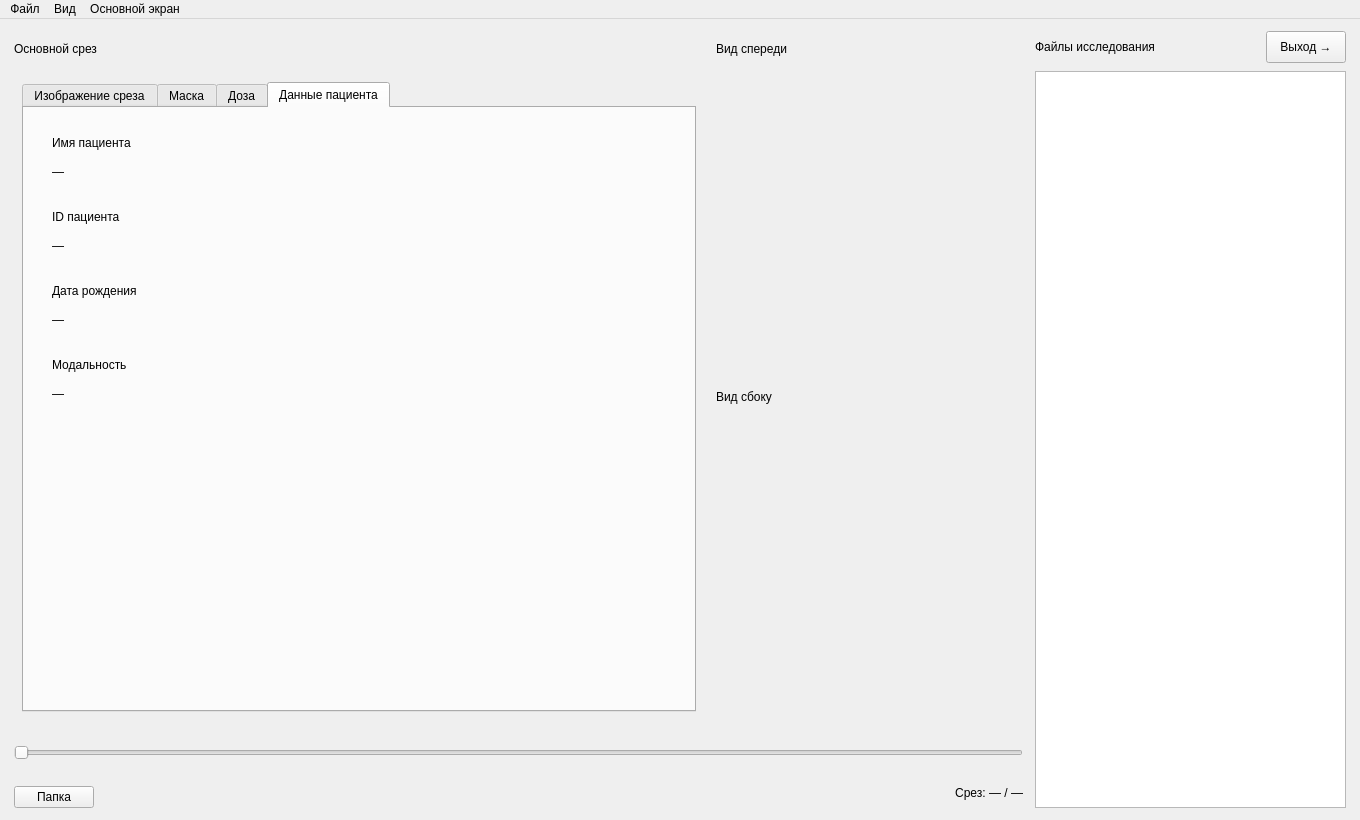
Qt form ui/main.ui (alfestary-tech/medProject) before a commit.
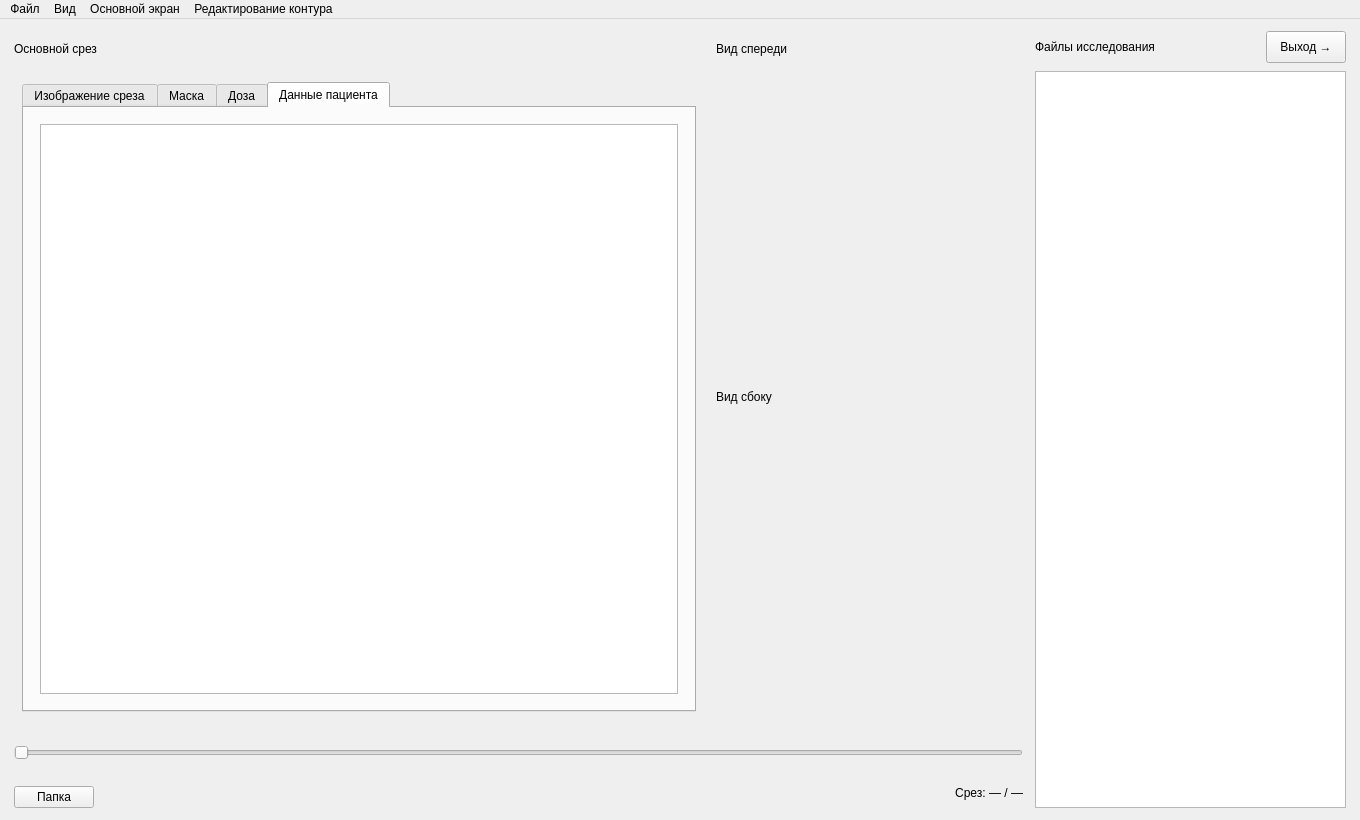
The same form after that commit. The open tabs and pages were chosen to show the change.

```diff
--- a/ui/main.ui
+++ b/ui/main.ui
@@ -194,177 +194,34 @@
             <string>Данные пациента</string>
            </attribute>
            <layout class="QVBoxLayout" name="metadataLayout">
-            <property name="spacing">
-             <number>20</number>
-            </property>
             <property name="leftMargin">
-             <number>28</number>
+             <number>16</number>
             </property>
             <property name="topMargin">
-             <number>28</number>
+             <number>16</number>
             </property>
             <property name="rightMargin">
-             <number>28</number>
+             <number>16</number>
             </property>
             <property name="bottomMargin">
-             <number>28</number>
+             <number>16</number>
             </property>
             <item>
-             <layout class="QVBoxLayout" name="patientNameLayout">
-              <property name="spacing">
-               <number>4</number>
+             <widget class="QTreeWidget" name="studyTree">
+              <property name="headerHidden">
+               <bool>true</bool>
               </property>
-              <item>
-               <widget class="QLabel" name="patientName_text">
-                <property name="text">
-                 <string>Имя пациента</string>
-                </property>
-               </widget>
-              </item>
-              <item>
-               <widget class="QLabel" name="patientName">
-                <property name="minimumSize">
-                 <size>
-                  <width>0</width>
-                  <height>36</height>
-                 </size>
-                </property>
-                <property name="text">
-                 <string>—</string>
-                </property>
-                <property name="alignment">
-                 <set>Qt::AlignmentFlag::AlignVCenter</set>
-                </property>
-                <property name="wordWrap">
-                 <bool>true</bool>
-                </property>
-                <property name="textInteractionFlags">
-                 <set>Qt::TextInteractionFlag::TextSelectableByMouse</set>
-                </property>
-               </widget>
-              </item>
-             </layout>
-            </item>
-            <item>
-             <layout class="QVBoxLayout" name="patientIDLayout">
-              <property name="spacing">
-               <number>4</number>
-              </property>
-              <item>
-               <widget class="QLabel" name="patientID_text">
-                <property name="text">
-                 <string>ID пациента</string>
-                </property>
-               </widget>
-              </item>
-              <item>
-               <widget class="QLabel" name="patientID">
-                <property name="minimumSize">
-                 <size>
-                  <width>0</width>
-                  <height>36</height>
-                 </size>
-                </property>
-                <property name="text">
-                 <string>—</string>
-                </property>
-                <property name="alignment">
-                 <set>Qt::AlignmentFlag::AlignVCenter</set>
-                </property>
-                <property name="wordWrap">
-                 <bool>true</bool>
-                </property>
-                <property name="textInteractionFlags">
-                 <set>Qt::TextInteractionFlag::TextSelectableByMouse</set>
-                </property>
-               </widget>
-              </item>
-             </layout>
-            </item>
-            <item>
-             <layout class="QVBoxLayout" name="patientBDLayout">
-              <property name="spacing">
-               <number>4</number>
-              </property>
-              <item>
-               <widget class="QLabel" name="patientBD_text">
-                <property name="text">
-                 <string>Дата рождения</string>
-                </property>
-               </widget>
-              </item>
-              <item>
-               <widget class="QLabel" name="patientBD">
-                <property name="minimumSize">
-                 <size>
-                  <width>0</width>
-                  <height>36</height>
-                 </size>
-                </property>
-                <property name="text">
-                 <string>—</string>
-                </property>
-                <property name="alignment">
-                 <set>Qt::AlignmentFlag::AlignVCenter</set>
-                </property>
-                <property name="wordWrap">
-                 <bool>true</bool>
-                </property>
-                <property name="textInteractionFlags">
-                 <set>Qt::TextInteractionFlag::TextSelectableByMouse</set>
-                </property>
-               </widget>
-              </item>
-             </layout>
-            </item>
-            <item>
-             <layout class="QVBoxLayout" name="modalityLayout">
-              <property name="spacing">
-               <number>4</number>
-              </property>
-              <item>
-               <widget class="QLabel" name="modality_text">
-                <property name="text">
-                 <string>Модальность</string>
-                </property>
-               </widget>
-              </item>
-              <item>
-               <widget class="QLabel" name="modality">
-                <property name="minimumSize">
-                 <size>
-                  <width>0</width>
-                  <height>36</height>
-                 </size>
-                </property>
-                <property name="text">
-                 <string>—</string>
-                </property>
-                <property name="alignment">
-                 <set>Qt::AlignmentFlag::AlignVCenter</set>
-                </property>
-                <property name="wordWrap">
-                 <bool>true</bool>
-                </property>
-                <property name="textInteractionFlags">
-                 <set>Qt::TextInteractionFlag::TextSelectableByMouse</set>
-                </property>
-               </widget>
-              </item>
-             </layout>
-            </item>
-            <item>
-             <spacer name="metadataBottomSpacer">
-              <property name="orientation">
-               <enum>Qt::Orientation::Vertical</enum>
-              </property>
-              <property name="sizeHint" stdset="0">
-               <size>
-                <width>20</width>
-                <height>40</height>
-               </size>
-              </property>
-             </spacer>
+              <column>
+               <property name="text">
+                <string>Поле</string>
+               </property>
+              </column>
+              <column>
+               <property name="text">
+                <string>Значение</string>
+               </property>
+              </column>
+             </widget>
             </item>
            </layout>
           </widget>
@@ -585,9 +442,15 @@
     <addaction name="actionSideSlice" />
     <addaction name="actionFrontSlice" />
    </widget>
+   <widget class="QMenu" name="menuContourEdit">
+    <property name="title">
+     <string>Редактирование контура</string>
+    </property>
+   </widget>
    <addaction name="menuFile" />
    <addaction name="menuView" />
    <addaction name="menuMainScreen" />
+   <addaction name="menuContourEdit" />
   </widget>
   <action name="actionOpenFolder">
    <property name="text">
```
